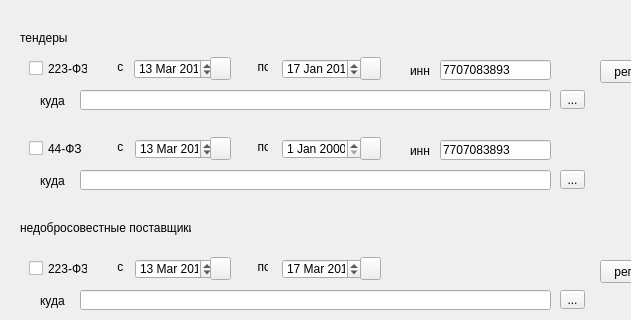
This is downloadToDisk/mainwindow.ui in oprosbox/toSber as Qt 5 draws it before an edit; both pictures show x 120 to 751 and y 0 to 320 of the 950 by 458 pixel window. The edited form follows.
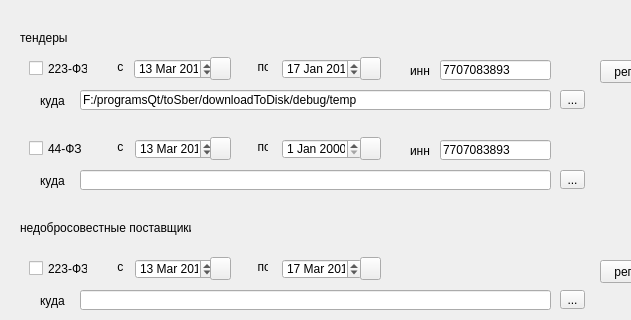
This is the edited form.

What changed in the file:
```diff
--- a/downloadToDisk/mainwindow.ui
+++ b/downloadToDisk/mainwindow.ui
@@ -177,6 +177,9 @@
         <height>20</height>
        </rect>
       </property>
+      <property name="text">
+       <string>F:/programsQt/toSber/downloadToDisk/debug/temp</string>
+      </property>
      </widget>
      <widget class="QLabel" name="label_4">
       <property name="geometry">
```
